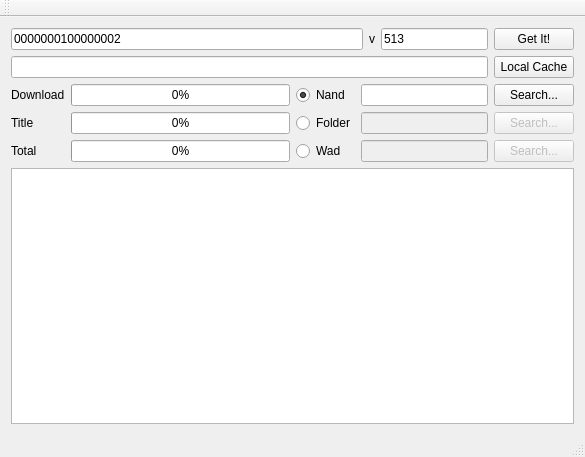
The window that nand_dump/mainwindow.ui (martravi/wiiqt) describes before a commit, drawn with Qt 5.
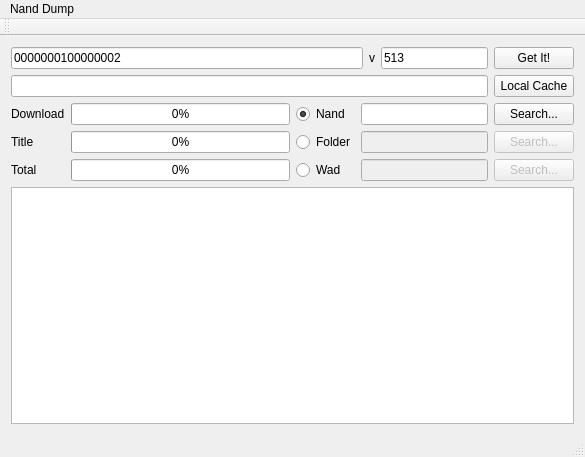
The same window after the commit.

Commit message: * add a menu in the NUS tool to access setting.txt from the nand dump

The edit to the form file:
```diff
--- a/nand_dump/mainwindow.ui
+++ b/nand_dump/mainwindow.ui
@@ -212,6 +212,14 @@
      <height>27</height>
     </rect>
    </property>
+   <widget class="QMenu" name="menuNand_Dump">
+    <property name="title">
+     <string>Nand Dump</string>
+    </property>
+    <addaction name="actionSetting_txt"/>
+    <addaction name="actionFlush"/>
+   </widget>
+   <addaction name="menuNand_Dump"/>
   </widget>
   <widget class="QToolBar" name="mainToolBar">
    <attribute name="toolBarArea">
```
Left out of the diff: 10 changed lines with no effect on the pictures. The commit also changes 5 other files.
